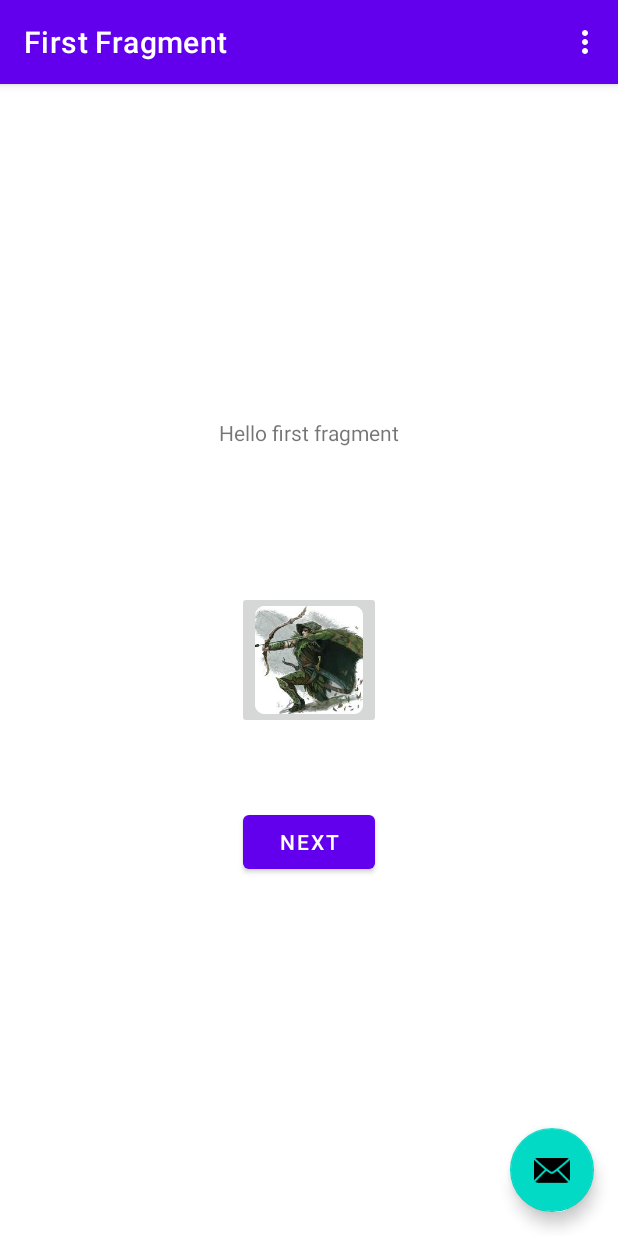
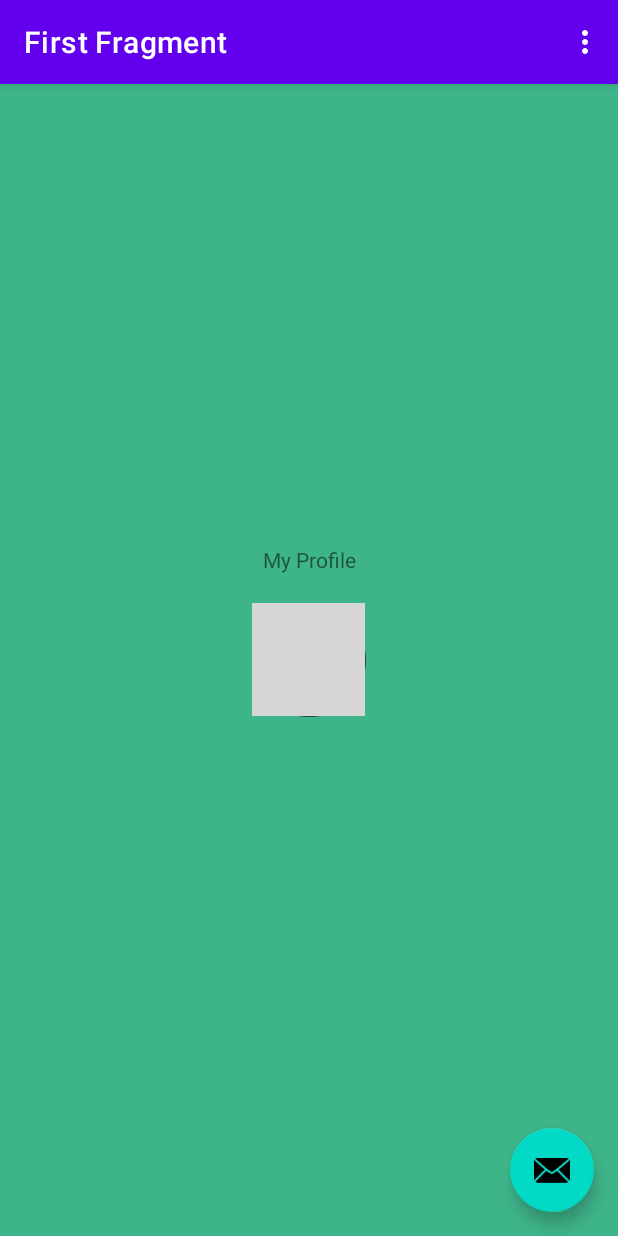
Before and after one commit to alexbaillie/App, an Android app: the screen it shows after launch (MainActivity), on a phone screen of 412 x 824 dp. Run offline under Robolectric (Android 15) with nearby library versions, the phone set to English and light mode, and no system bars; our stand-ins replace navigation-ui; grey boxes are pictures that could not be loaded.

Commit message:
Moved shit around added FrameLayout to FirstFragment

```diff
--- a/app/src/main/java/com/example/app/FirstFragment.kt
+++ b/app/src/main/java/com/example/app/FirstFragment.kt
@@ -34,11 +34,11 @@ class FirstFragment : Fragment() {
     override fun onViewCreated(view: View, savedInstanceState: Bundle?) {
         super.onViewCreated(view, savedInstanceState)
 
-        binding.buttonFirst.setOnClickListener {
-            findNavController().navigate(R.id.action_FirstFragment_to_SecondFragment)
-        }
+//        binding.imageButton.setOnClickListener {
+//            findNavController().navigate(R.id.action_FirstFragment_to_SecondFragment)
+//        }
 
-        binding.imageButton4.setOnClickListener {
+        binding.imageButton.setOnClickListener {
             findNavController().navigate(R.id.action_FirstFragment_to_Profile)
         }
     }
--- a/app/src/main/java/com/example/app/MainActivity.kt
+++ b/app/src/main/java/com/example/app/MainActivity.kt
@@ -10,11 +10,34 @@ import androidx.navigation.ui.setupActionBarWithNavController
 import android.view.Menu
 import android.view.MenuItem
 import com.example.app.databinding.ActivityMainBinding
+import android.content.Context
+import android.content.res.Resources
+import android.graphics.Bitmap
+import android.graphics.BitmapFactory
+import android.graphics.Canvas
+import android.graphics.Color
+import android.graphics.Paint
+import android.graphics.PorterDuff
+import android.graphics.PorterDuffXfermode
+import android.graphics.Rect
+import android.graphics.RectF
+import android.view.View
+import android.widget.Button
+import android.widget.ImageButton
+import android.widget.ImageView
+import android.widget.RelativeLayout
+import java.io.File
+
 
 class MainActivity : AppCompatActivity() {
 
     private lateinit var appBarConfiguration: AppBarConfiguration
     private lateinit var binding: ActivityMainBinding
+    private lateinit var mContext: Context
+    private lateinit var mResources: Resources
+    private lateinit var mRelativeLayout: RelativeLayout
+    private lateinit var mIMGBtn: ImageButton
+    private lateinit var mBitmap: Bitmap
 
     override fun onCreate(savedInstanceState: Bundle?) {
         super.onCreate(savedInstanceState)
@@ -32,6 +55,12 @@ class MainActivity : AppCompatActivity() {
             Snackbar.make(view, "Hello World", Snackbar.LENGTH_LONG)
                 .setAction("Action", null).show()
         }
+
+
+
+        mIMGBtn = findViewById(R.id.imageButton)
+        var bitmapResourceID: Int = R.drawable.download
+
     }
 
     override fun onCreateOptionsMenu(menu: Menu): Boolean {
--- /dev/null
+++ b/app/src/main/res/drawable/round_bt_selector.xml
@@ -0,0 +1,11 @@
+<?xml version="1.0" encoding="utf-8"?>
+<selector xmlns:android="http://schemas.android.com/apk/res/android">
+    <item>
+        <shape android:shape="oval">
+            <stroke android:color="#383838" android:width="3dp" />
+            <solid android:color="@null"/>
+            <size android:width="75dp" android:height="75dp"/>
+        </shape>
+
+    </item>
+</selector>
--- a/app/src/main/res/layout/fragment_first.xml
+++ b/app/src/main/res/layout/fragment_first.xml
@@ -1,49 +1,48 @@
 <?xml version="1.0" encoding="utf-8"?>
-<androidx.constraintlayout.widget.ConstraintLayout xmlns:android="http://schemas.android.com/apk/res/android"
+<FrameLayout xmlns:android="http://schemas.android.com/apk/res/android"
     xmlns:app="http://schemas.android.com/apk/res-auto"
     xmlns:tools="http://schemas.android.com/tools"
     android:layout_width="match_parent"
     android:layout_height="match_parent"
-    tools:context=".FirstFragment">
+    android:id="@+id/ff"
+    tools:context=".FirstFragment"
+    android:background="#3EB489">
+
+
+    <ImageView
+        android:id="@+id/imageView2"
+        android:layout_width="75dp"
+        android:layout_height="75dp"
+        android:src="@drawable/download"
+        android:layout_gravity="center"
+        android:adjustViewBounds="true"/>
+
 
     <TextView
         android:id="@+id/textview_first"
-        android:layout_width="wrap_content"
+        android:gravity="center"
+        android:layout_width="match_parent"
         android:layout_height="wrap_content"
+        android:layout_marginTop="307dp"
         android:text="@string/hello_first_fragment"
-        app:layout_constraintBottom_toTopOf="@id/button_first"
+        app:layout_constraintBottom_toTopOf="@+id/imageButton"
         app:layout_constraintEnd_toEndOf="parent"
         app:layout_constraintStart_toStartOf="parent"
-        app:layout_constraintTop_toTopOf="parent" />
+        app:layout_constraintTop_toTopOf="parent"
+        app:layout_constraintVertical_bias="0.884" />
 
-    <Button
-        android:id="@+id/button_first"
-        android:layout_width="wrap_content"
-        android:layout_height="wrap_content"
-        android:layout_marginTop="16dp"
-        android:layout_marginBottom="16dp"
-        android:text="@string/next"
+    <ImageButton
+        android:id="@+id/imageButton"
+        android:layout_width="match_parent"
+        android:layout_height="match_parent"
+        android:background="?android:selectableItemBackground"
+        android:src="@drawable/round_bt_selector"
         app:layout_constraintBottom_toBottomOf="parent"
         app:layout_constraintEnd_toEndOf="parent"
+        app:layout_constraintHorizontal_bias="0.0"
         app:layout_constraintStart_toStartOf="parent"
-        app:layout_constraintTop_toBottomOf="@id/textview_first" />
-
-    <ImageButton
-        android:id="@+id/imageButton4"
-        android:layout_width="wrap_content"
-        android:layout_height="wrap_content"
-        android:layout_marginStart="158dp"
-        android:layout_marginLeft="158dp"
-        android:layout_marginTop="90dp"
-        android:layout_marginEnd="158dp"
-        android:layout_marginRight="158dp"
-        android:layout_marginBottom="46dp"
-        android:src="@mipmap/ic_launcher_round"
-        app:layout_constraintBottom_toTopOf="@+id/button_first"
-        app:layout_constraintEnd_toEndOf="parent"
-        app:layout_constraintStart_toStartOf="parent"
-        app:layout_constraintTop_toBottomOf="@+id/textview_first"
-        android:contentDescription="@string/profile_picture" />
+        app:layout_constraintTop_toTopOf="parent"
+        app:layout_constraintVertical_bias="0.0" />
 
 
-</androidx.constraintlayout.widget.ConstraintLayout>
+</FrameLayout>
--- a/app/src/main/res/values/strings.xml
+++ b/app/src/main/res/values/strings.xml
@@ -7,7 +7,7 @@
     <string name="next">Next</string>
     <string name="previous">Previous</string>
 
-    <string name="hello_first_fragment">Hello first fragment</string>
+    <string name="hello_first_fragment">My Profile</string>
     <string name="hello_second_fragment">Hello second fragment. Arg: %1$s</string>
     <string name="profile_picture">Profile picture</string>
     <string name="profile_label">label</string>
```
Also changed, not shown: 2 other files.
